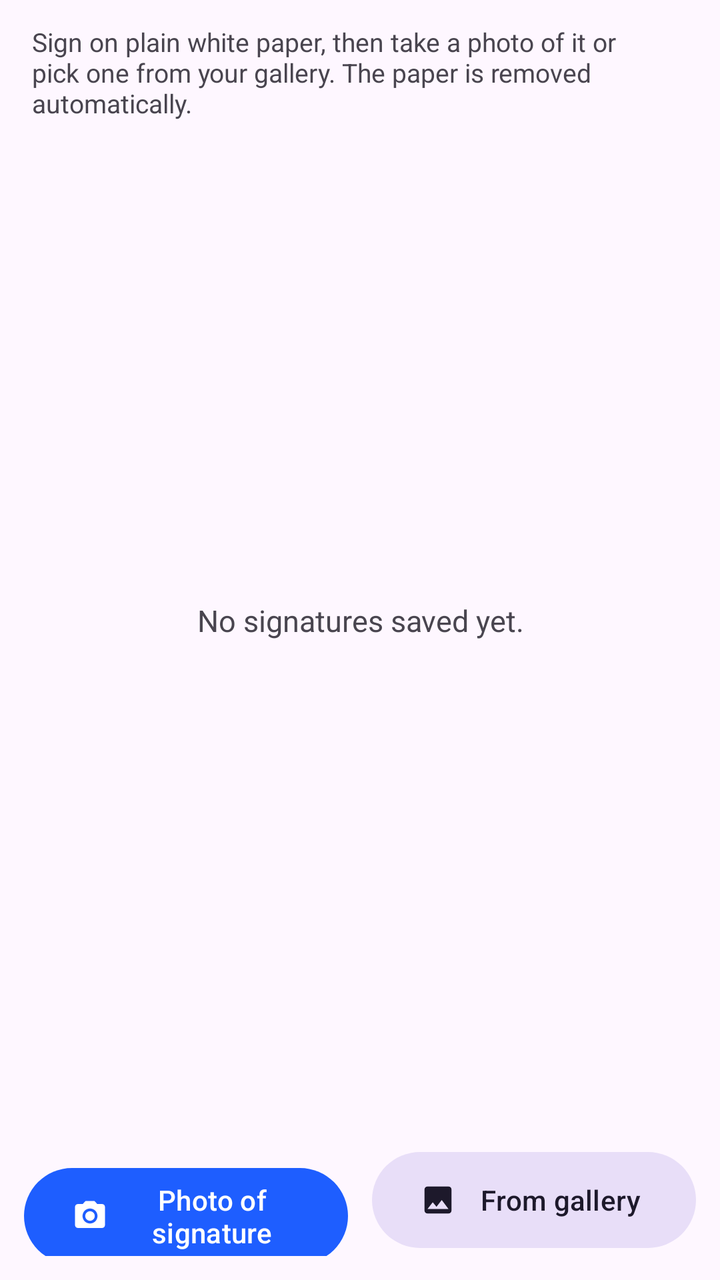
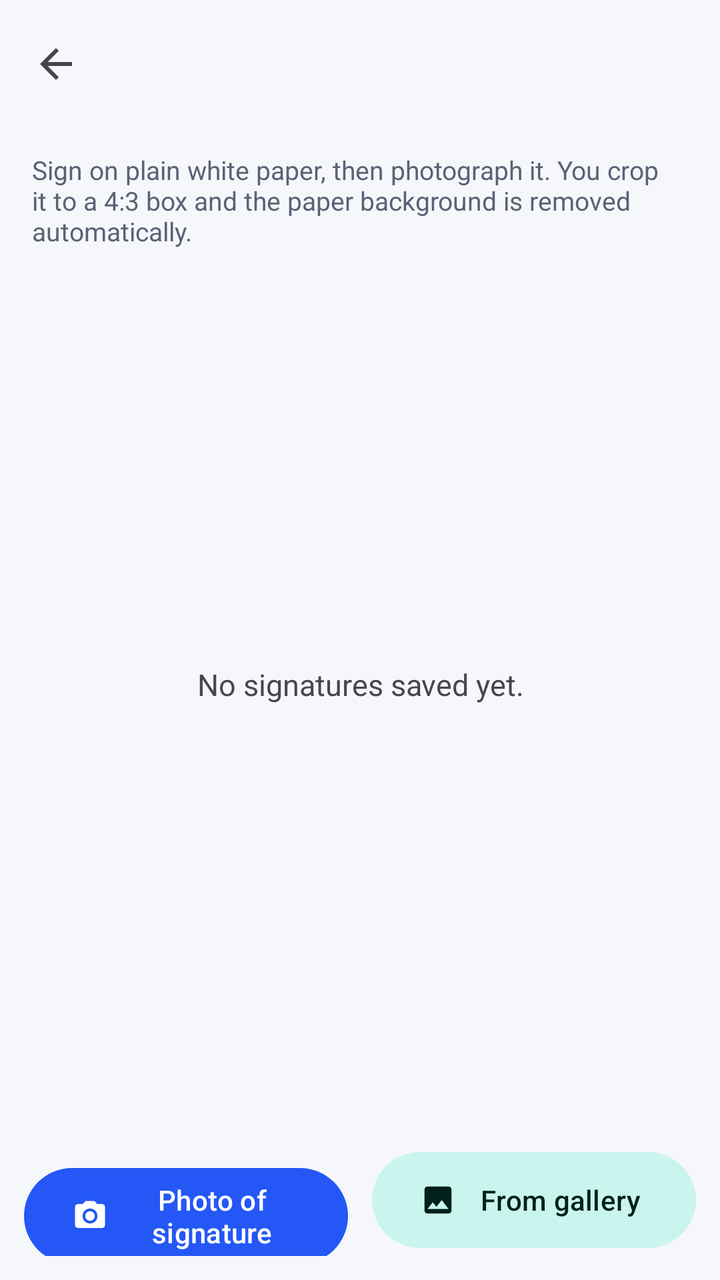

The first picture is an Android layout as it rendered before a commit; the second is the same layout after the commit. The layout source and the unified diff follow.
<!-- AndroidManifest.xml: application theme Theme.ScanSign -->
<!-- res/layout/activity_signatures.xml -->
<?xml version="1.0" encoding="utf-8"?>
<LinearLayout xmlns:android="http://schemas.android.com/apk/res/android"
    xmlns:app="http://schemas.android.com/apk/res-auto"
    android:layout_width="match_parent"
    android:layout_height="match_parent"
    android:orientation="vertical">

    <TextView
        android:id="@+id/tip"
        android:layout_width="match_parent"
        android:layout_height="wrap_content"
        android:paddingHorizontal="16dp"
        android:paddingTop="12dp"
        android:text="Sign on plain white paper, then take a photo of it or pick one from your gallery. The paper is removed automatically."
        android:textSize="13sp" />

    <FrameLayout
        android:layout_width="match_parent"
        android:layout_height="0dp"
        android:layout_weight="1">

        <androidx.recyclerview.widget.RecyclerView
            android:id="@+id/list"
            android:layout_width="match_parent"
            android:layout_height="match_parent"
            android:clipToPadding="false"
            android:padding="8dp" />

        <TextView
            android:id="@+id/empty"
            android:layout_width="wrap_content"
            android:layout_height="wrap_content"
            android:layout_gravity="center"
            android:gravity="center"
            android:padding="32dp"
            android:text="No signatures saved yet."
            android:textSize="15sp" />

        <ProgressBar
            android:id="@+id/progress"
            android:layout_width="56dp"
            android:layout_height="56dp"
            android:layout_gravity="center"
            android:visibility="gone" />
    </FrameLayout>

    <LinearLayout
        android:layout_width="match_parent"
        android:layout_height="wrap_content"
        android:orientation="horizontal"
        android:padding="12dp">

        <com.google.android.material.button.MaterialButton
            android:id="@+id/btnCamera"
            android:layout_width="0dp"
            android:layout_height="56dp"
            android:layout_marginEnd="6dp"
            android:layout_weight="1"
            android:text="Photo of signature"
            app:icon="@drawable/ic_camera" />

        <com.google.android.material.button.MaterialButton
            android:id="@+id/btnGallery"
            style="@style/Widget.Material3.Button.TonalButton"
            android:layout_width="0dp"
            android:layout_height="56dp"
            android:layout_marginStart="6dp"
            android:layout_weight="1"
            android:text="From gallery"
            app:icon="@drawable/ic_photo" />
    </LinearLayout>
</LinearLayout>
<!-- resources referenced by this layout -->
<resources>
  <!-- drawable ic_photo (drawable) -->
  <?xml version="1.0" encoding="utf-8"?>
  <vector xmlns:android="http://schemas.android.com/apk/res/android"
      android:width="24dp" android:height="24dp"
      android:viewportWidth="24" android:viewportHeight="24"
      android:tint="?attr/colorControlNormal">
      <path android:fillColor="#FFFFFFFF" android:pathData="M21,19V5c0,-1.1 -0.9,-2 -2,-2H5c-1.1,0 -2,0.9 -2,2v14c0,1.1 0.9,2 2,2h14c1.1,0 2,-0.9 2,-2zM8.5,13.5l2.5,3.01L14.5,12l4.5,6H5l3.5,-4.5z" />
  </vector>
  <style name="Theme.ScanSign" parent="Theme.Material3.DayNight">
          <item name="colorPrimary">@color/brand</item>
          <item name="colorOnPrimary">#FFFFFF</item>
          <item name="colorSecondary">@color/accent</item>
      </style>
  <color name="brand">#1E5EFF</color>
  <color name="accent">#00B894</color>
  <!-- unchanged entries left out for length: 1 -->
</resources>

<!-- the commit's change to res/layout/activity_signatures.xml (unified diff, before → after) -->
@@ -5,13 +5,21 @@
     android:layout_height="match_parent"
     android:orientation="vertical">
 
+    <com.google.android.material.appbar.MaterialToolbar
+        android:id="@+id/toolbar"
+        style="@style/Widget.App.Toolbar"
+        android:layout_width="match_parent"
+        android:layout_height="?attr/actionBarSize"
+        app:navigationIcon="@drawable/ic_back" />
+
     <TextView
         android:id="@+id/tip"
         android:layout_width="match_parent"
         android:layout_height="wrap_content"
         android:paddingHorizontal="16dp"
         android:paddingTop="12dp"
-        android:text="Sign on plain white paper, then take a photo of it or pick one from your gallery. The paper is removed automatically."
+        android:text="Sign on plain white paper, then photograph it. You crop it to a 4:3 box and the paper background is removed automatically."
+        android:textColor="?attr/colorOnSurfaceVariant"
         android:textSize="13sp" />
 
     <FrameLayout
<!-- resource entries referenced after the edit -->
@@ -1,5 +1,13 @@
 <!-- resources referenced by this layout -->
 <resources>
+  <!-- drawable ic_back (drawable) -->
+  <?xml version="1.0" encoding="utf-8"?>
+  <vector xmlns:android="http://schemas.android.com/apk/res/android"
+      android:width="24dp" android:height="24dp"
+      android:viewportWidth="24" android:viewportHeight="24"
+      android:tint="?attr/colorControlNormal">
+      <path android:fillColor="#FFFFFFFF" android:pathData="M20,11H7.83l5.59,-5.59L12,4l-8,8 8,8 1.41,-1.41L7.83,13H20v-2z" />
+  </vector>
   <!-- drawable ic_photo (drawable) -->
   <?xml version="1.0" encoding="utf-8"?>
   <vector xmlns:android="http://schemas.android.com/apk/res/android"
@@ -8,13 +16,51 @@
       android:tint="?attr/colorControlNormal">
       <path android:fillColor="#FFFFFFFF" android:pathData="M21,19V5c0,-1.1 -0.9,-2 -2,-2H5c-1.1,0 -2,0.9 -2,2v14c0,1.1 0.9,2 2,2h14c1.1,0 2,-0.9 2,-2zM8.5,13.5l2.5,3.01L14.5,12l4.5,6H5l3.5,-4.5z" />
   </vector>
-  <style name="Theme.ScanSign" parent="Theme.Material3.DayNight">
-          <item name="colorPrimary">@color/brand</item>
-          <item name="colorOnPrimary">#FFFFFF</item>
-          <item name="colorSecondary">@color/accent</item>
+  <style name="Widget.App.Toolbar" parent="Widget.Material3.Toolbar">
+          <item name="android:background">@color/md_background</item>
+          <item name="titleTextAppearance">@style/TextAppearance.App.ToolbarTitle</item>
       </style>
-  <color name="brand">#1E5EFF</color>
-  <color name="accent">#00B894</color>
+  <style name="Theme.ScanSign" parent="Theme.Material3.DayNight.NoActionBar">
+          <item name="colorPrimary">@color/md_primary</item>
+          <item name="colorOnPrimary">@color/md_on_primary</item>
+          <item name="colorPrimaryContainer">@color/md_primary_container</item>
+          <item name="colorOnPrimaryContainer">@color/md_on_primary_container</item>
+          <item name="colorSecondary">@color/md_secondary</item>
+          <item name="colorSecondaryContainer">@color/md_secondary_container</item>
+          <item name="colorOnSecondaryContainer">@color/md_on_secondary_container</item>
+          <item name="android:colorBackground">@color/md_background</item>
+          <item name="colorSurface">@color/md_surface</item>
+          <item name="colorSurfaceVariant">@color/md_surface_variant</item>
+          <item name="colorOnSurface">@color/md_on_surface</item>
+          <item name="colorOnSurfaceVariant">@color/md_on_surface_variant</item>
+          <item name="colorOutline">@color/md_outline</item>
+          <item name="android:windowBackground">@color/md_background</item>
+          <item name="android:statusBarColor">@color/md_background</item>
+          <item name="android:navigationBarColor">@color/md_background</item>
+          <item name="android:windowLightStatusBar">@bool/light_bars</item>
+          <item name="materialCardViewStyle">@style/Widget.App.Card</item>
+      </style>
+  <color name="md_background">#F6F7FB</color>
+  <style name="TextAppearance.App.ToolbarTitle" parent="TextAppearance.Material3.TitleLarge">
+          <item name="android:textStyle">bold</item>
+      </style>
+  <color name="md_primary">#2457F5</color>
+  <color name="md_on_primary">#FFFFFF</color>
+  <color name="md_primary_container">#DCE4FF</color>
+  <color name="md_on_primary_container">#001652</color>
+  <color name="md_secondary">#00A893</color>
+  <color name="md_secondary_container">#C9F5EE</color>
+  <color name="md_on_secondary_container">#00201C</color>
+  <color name="md_surface">#FFFFFF</color>
+  <color name="md_surface_variant">#E7EAF3</color>
+  <color name="md_on_surface">#151922</color>
+  <color name="md_on_surface_variant">#5A6275</color>
+  <color name="md_outline">#C3C8D6</color>
+  <style name="Widget.App.Card" parent="Widget.Material3.CardView.Elevated">
+          <item name="cardCornerRadius">16dp</item>
+          <item name="cardElevation">1dp</item>
+          <item name="cardBackgroundColor">@color/md_surface</item>
+      </style>
   <!-- unchanged entries left out for length: 1 -->
 </resources>
 
